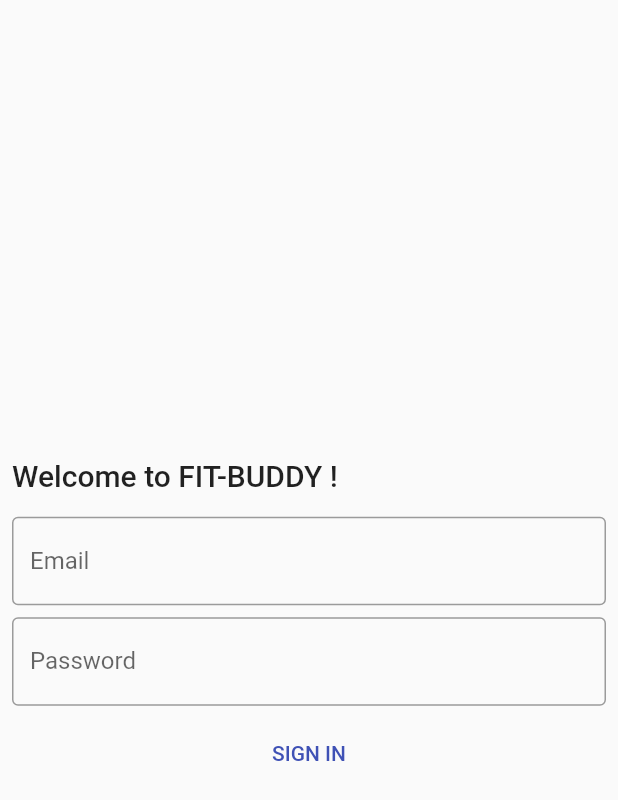
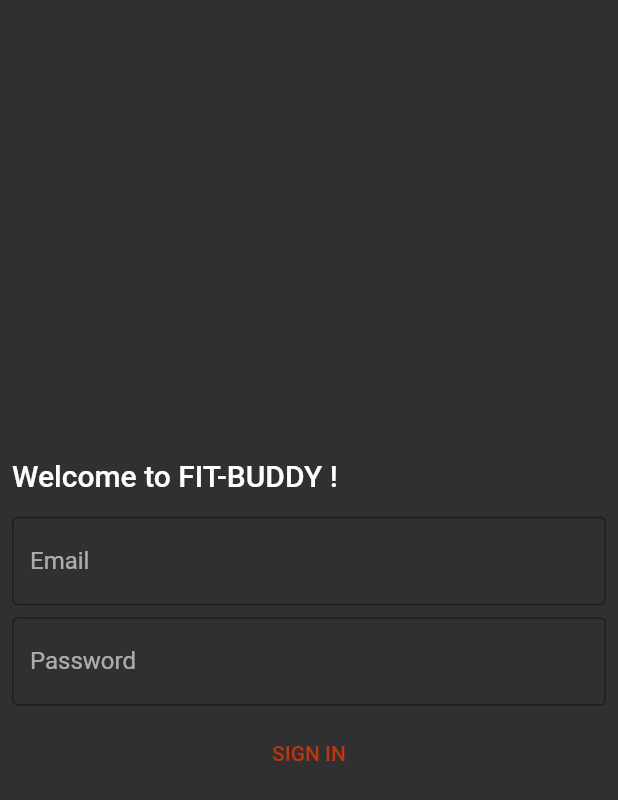
Before and after one commit to GuillaumeTaffin/fit_buddy, a Flutter app: the screen it shows after launch, on a phone screen of 412 x 824 dp. Shown: the top 800 px of the screen. Run offline on Flutter 3.47's test engine with Material 2 defaults, Android fonts, the phone set to English and light mode, and no system bars; our stand-ins replace bloc, equatable, flutter_bloc, google_fonts, supabase_flutter; accounts and stored records are empty.

Commit message:
simple implementation

```diff
--- a/lib/main.dart
+++ b/lib/main.dart
@@ -1,8 +1,11 @@
 import 'package:fit_buddy/auth/bloc/auth_bloc.dart';
 import 'package:fit_buddy/auth/page/auth_page.dart';
-import 'package:fit_buddy/workouts/workouts_page.dart';
+import 'package:fit_buddy/workouts/data_source/workouts_data_source.dart';
+import 'package:fit_buddy/workouts/page/workouts_page.dart';
+import 'package:fit_buddy/workouts/service/workouts_bloc.dart';
 import 'package:flutter/material.dart';
 import 'package:flutter_bloc/flutter_bloc.dart';
+import 'package:google_fonts/google_fonts.dart';
 import 'package:supabase_flutter/supabase_flutter.dart';
 
 import 'auth/bloc/auth_state.dart';
@@ -20,6 +23,9 @@ Future<void> main() async {
     BlocProvider<AuthBloc>(
       create: (BuildContext context) => AuthBloc(dataSource: AuthDataSource()),
     ),
+    BlocProvider<WorkoutsBloc>(
+      create: (BuildContext context) => WorkoutsBloc(WorkoutsDataSource()),
+    ),
   ], child: const MyApp()));
 }
 
@@ -32,8 +38,29 @@ class MyApp extends StatelessWidget {
       debugShowCheckedModeBanner: false,
       title: 'Flutter Demo',
       theme: ThemeData(
+        brightness: Brightness.light,
         primarySwatch: Colors.indigo,
+        appBarTheme: AppBarTheme(
+          backgroundColor: Colors.deepOrange[900],
+        ),
       ),
+      darkTheme: ThemeData(
+        brightness: Brightness.dark,
+        colorScheme: ColorScheme.fromSwatch().copyWith(
+          primary: Colors.deepOrange[900],
+          brightness: Brightness.dark,
+        ),
+        textTheme: GoogleFonts.robotoTextTheme().apply(bodyColor: Colors.white),
+        appBarTheme: AppBarTheme(
+          backgroundColor: Colors.deepOrange[900],
+          titleTextStyle: const TextStyle(
+            fontSize: 18,
+            fontWeight: FontWeight.bold,
+            letterSpacing: 0.5,
+          ),
+        ),
+      ),
+      themeMode: ThemeMode.dark,
       home: BlocBuilder<AuthBloc, AuthState>(builder: (ctx, state) {
         if (state.authenticated) {
           return const WorkoutsPage();
--- a/pubspec.yaml
+++ b/pubspec.yaml
@@ -38,6 +38,7 @@ dependencies:
   equatable: ^2.0.3
   flutter_bloc: ^8.0.1
   bloc_test: ^9.0.3
+  google_fonts: ^2.3.1
 
 dev_dependencies:
   flutter_test:
```
Also changed, not shown: lib/workouts/data_source/workout_dao.dart (added, +12 -0 lines), lib/workouts/data_source/workouts_data_source.dart (added, +12 -0 lines), lib/workouts/page/WorkoutCard.dart (added, +29 -0 lines), lib/workouts/page/workouts_page.dart (added, +40 -0 lines), lib/workouts/service/workout.dart (added, +12 -0 lines), lib/workouts/service/workouts_bloc.dart (added, +23 -0 lines), lib/workouts/service/workouts_event.dart (added, +7 -0 lines), lib/workouts/service/workouts_state.dart (added, +10 -0 lines), lib/workouts/workouts_page.dart (deleted, +0 -14 lines), pubspec.lock, 2 other files.
